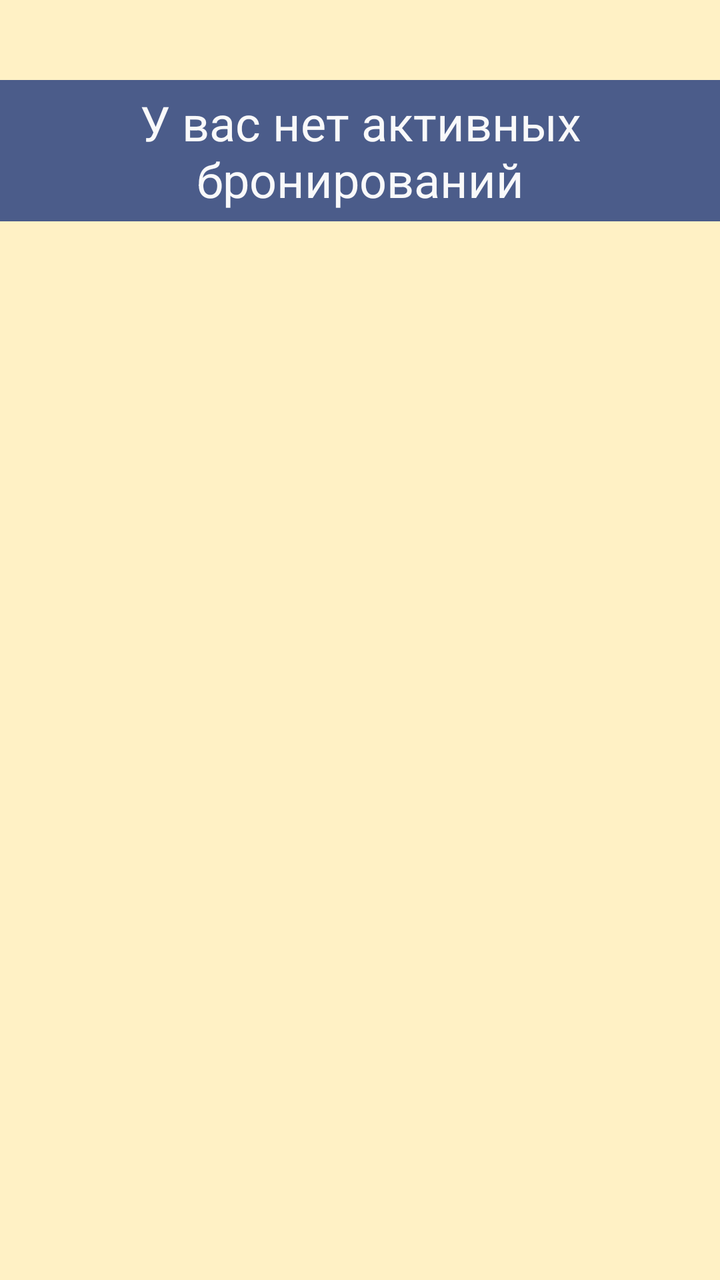
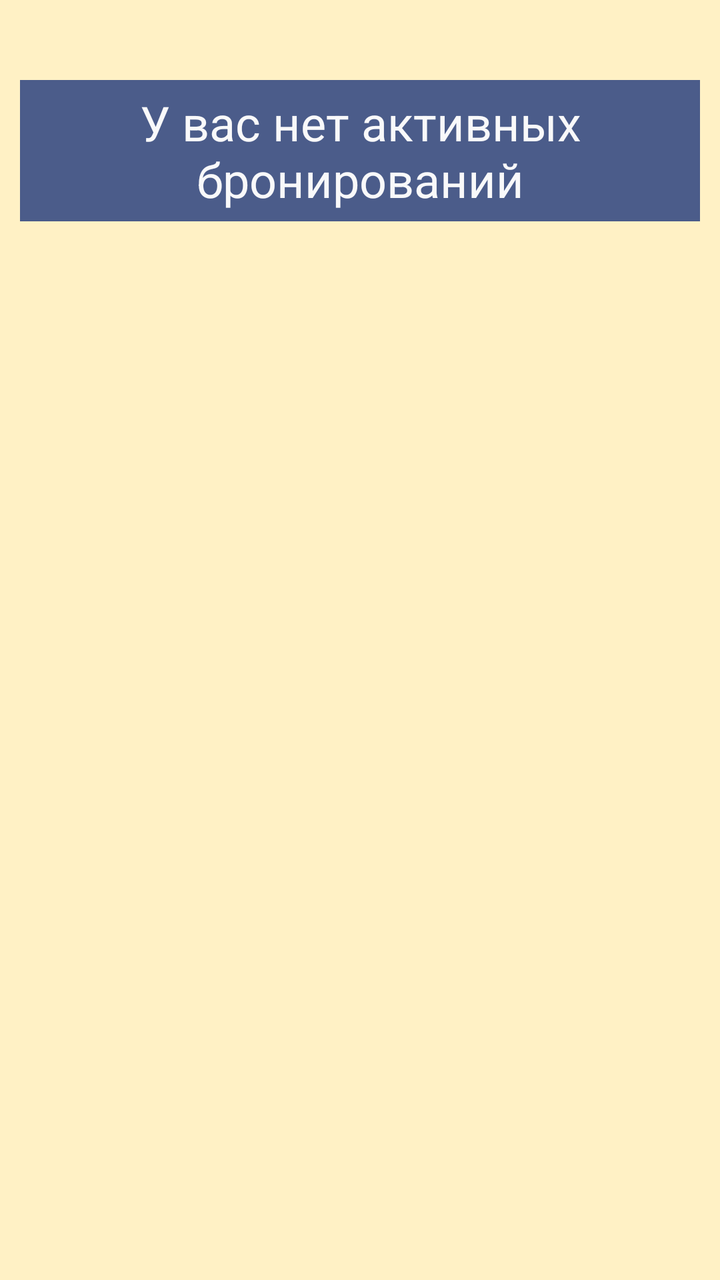

An Android layout rendered at two revisions. The XML below is the earlier revision; the diff shows what the commit changed to produce the second picture.
<!-- AndroidManifest.xml: application theme Theme.Hotel -->
<!-- res/layout/client_main.xml -->
<?xml version="1.0" encoding="utf-8"?>
<ScrollView xmlns:android="http://schemas.android.com/apk/res/android"
    android:layout_width="match_parent"
    android:layout_height="match_parent"
    android:background="@color/bg1">

    <LinearLayout
        android:layout_width="match_parent"
        android:layout_height="wrap_content"
        android:layout_marginTop="30sp"
        android:orientation="vertical">

        <TableLayout
            android:id="@+id/table_clients"
            android:layout_width="match_parent"
            android:layout_height="match_parent"
            android:background="#FFE185" />

        <LinearLayout
            android:id="@+id/layout_active_booking"
            android:layout_width="match_parent"
            android:layout_height="wrap_content"
            android:orientation="vertical"
            android:visibility="visible">

            <TextView
                android:id="@+id/txtBooking"
                android:layout_width="match_parent"
                android:layout_height="match_parent"
                android:layout_marginTop="10sp"
                android:layout_marginBottom="10sp"
                android:autoSizeTextType="uniform"
                android:background="#4B5C8A"
                android:gravity="center"
                android:padding="5sp"
                android:text="@string/txt_if_user_dont_have_bookings"
                android:textColor="#F9F9FA"
                android:textSize="24sp" />

            <TableLayout
                android:id="@+id/activeBookings"
                android:layout_width="match_parent"
                android:layout_height="wrap_content"
                android:background="#FFE185"/>
        </LinearLayout>
    </LinearLayout>
</ScrollView>
<!-- resources referenced by this layout -->
<resources>
  <color name="bg1">#3BFFC107</color>
  <string name="txt_if_user_dont_have_bookings">У вас нет активных бронирований</string>
  <style name="Theme.Hotel" parent="Base.Theme.Hotel" />
  <style name="Base.Theme.Hotel" parent="Theme.MaterialComponents.DayNight.DarkActionBar">
          
          <item name="android:windowDrawsSystemBarBackgrounds">true</item>
          <item name="android:fitsSystemWindows">true</item>
          
          <item name="colorPrimary">@color/m3_ref_palette_dynamic_primary40</item>
  
          
          
  
          
          
  
          
          
  
          
          
          
      </style>
</resources>

<!-- the commit's change to res/layout/client_main.xml (unified diff, before → after) -->
@@ -17,6 +17,71 @@
             android:background="#FFE185" />
 
         <LinearLayout
+            android:id="@+id/layout_payment"
+            android:layout_width="match_parent"
+            android:layout_height="match_parent"
+            android:orientation="vertical"
+            android:visibility="gone">
+
+            <TextView
+                android:id="@+id/txtPayments"
+                android:layout_width="match_parent"
+                android:layout_height="169dp"
+                android:layout_margin="10sp"
+                android:layout_marginTop="10sp"
+                android:layout_marginBottom="5sp"
+                android:autoSizeTextType="uniform"
+                android:background="#4B5C8A"
+                android:gravity="center"
+                android:padding="5sp"
+                android:text="@string/unpaid_reservations"
+                android:textColor="#F9F9FA"
+                android:textSize="24sp" />
+
+            <LinearLayout
+                android:layout_width="match_parent"
+                android:layout_height="114dp"
+                android:layout_gravity="center"
+                android:layout_marginLeft="10sp"
+                android:layout_marginRight="10sp"
+                android:gravity="center"
+                android:orientation="horizontal">
+
+                <TextView
+                    android:id="@+id/txt_Info"
+                    android:layout_width="183dp"
+                    android:layout_height="match_parent"
+                    android:layout_marginRight="10sp"
+                    android:layout_weight="1"
+                    android:autoSizeTextType="uniform"
+                    android:gravity="center"
+                    android:text="TextView" />
+
+                <Button
+                    android:id="@+id/btn_delete"
+                    android:layout_width="185dp"
+                    android:layout_height="73dp"
+                    android:layout_weight="1"
+                    android:autoSizeTextType="uniform"
+                    android:gravity="center"
+                    android:text="@string/button_delete" />
+            </LinearLayout>
+
+            <Button
+                android:id="@+id/btn_pay"
+                android:layout_width="match_parent"
+                android:layout_height="73dp"
+                android:layout_marginLeft="10sp"
+                android:layout_marginTop="5sp"
+                android:layout_marginRight="10sp"
+                android:layout_weight="1"
+                android:autoSizeTextType="uniform"
+                android:backgroundTint="#EF5454"
+                android:gravity="center"
+                android:text="@string/pay" />
+        </LinearLayout>
+
+        <LinearLayout
             android:id="@+id/layout_active_booking"
             android:layout_width="match_parent"
             android:layout_height="wrap_content"
@@ -27,6 +92,7 @@
                 android:id="@+id/txtBooking"
                 android:layout_width="match_parent"
                 android:layout_height="match_parent"
+                android:layout_margin="10sp"
                 android:layout_marginTop="10sp"
                 android:layout_marginBottom="10sp"
                 android:autoSizeTextType="uniform"
<!-- resource entries referenced after the edit -->
@@ -1,7 +1,10 @@
 <!-- resources referenced by this layout -->
 <resources>
   <color name="bg1">#3BFFC107</color>
+  <string name="button_delete">Удалить</string>
+  <string name="pay">Оплатить</string>
   <string name="txt_if_user_dont_have_bookings">У вас нет активных бронирований</string>
+  <string name="unpaid_reservations">Вам необходимо оплатить бронирование, чтобы оно было зарегистрировано, если вы его не оплатите, оно исчезнет после выхода из приложения.</string>
   <style name="Theme.Hotel" parent="Base.Theme.Hotel" />
   <style name="Base.Theme.Hotel" parent="Theme.MaterialComponents.DayNight.DarkActionBar">
           
